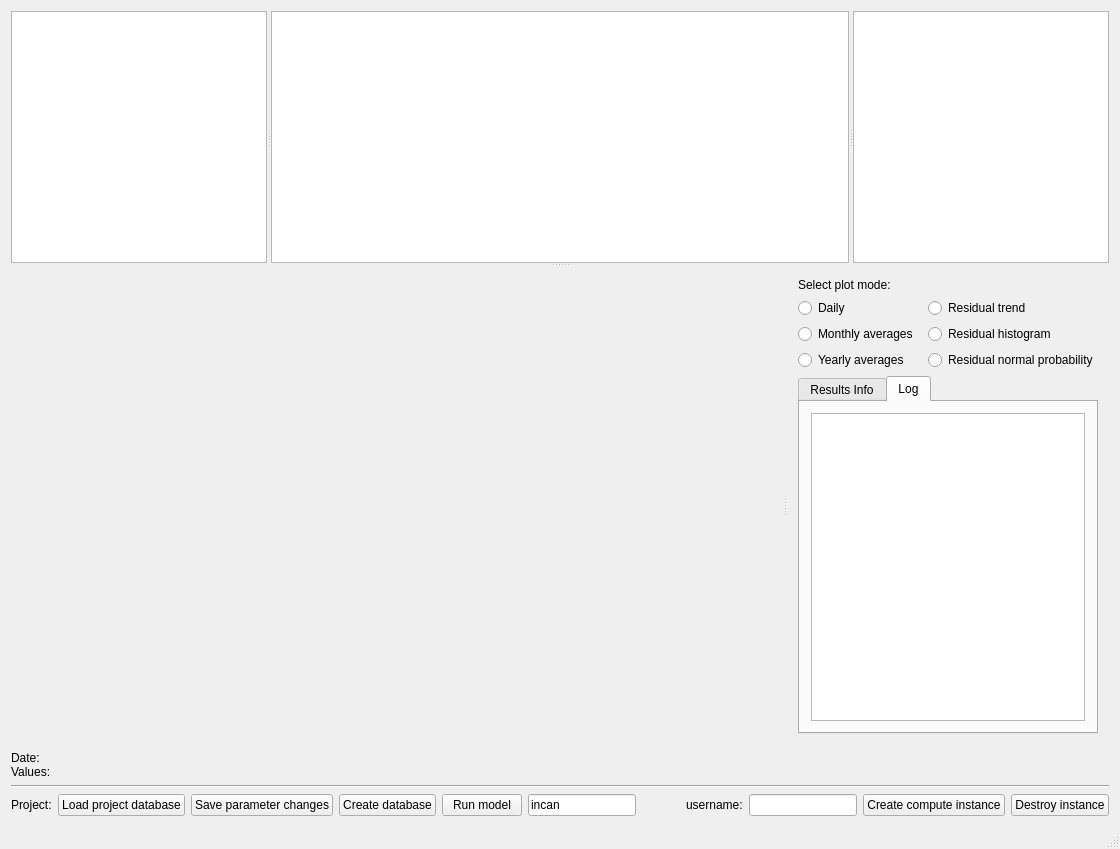
Old version of the form mainwindow.ui in the repository Lecheps/INCAView.
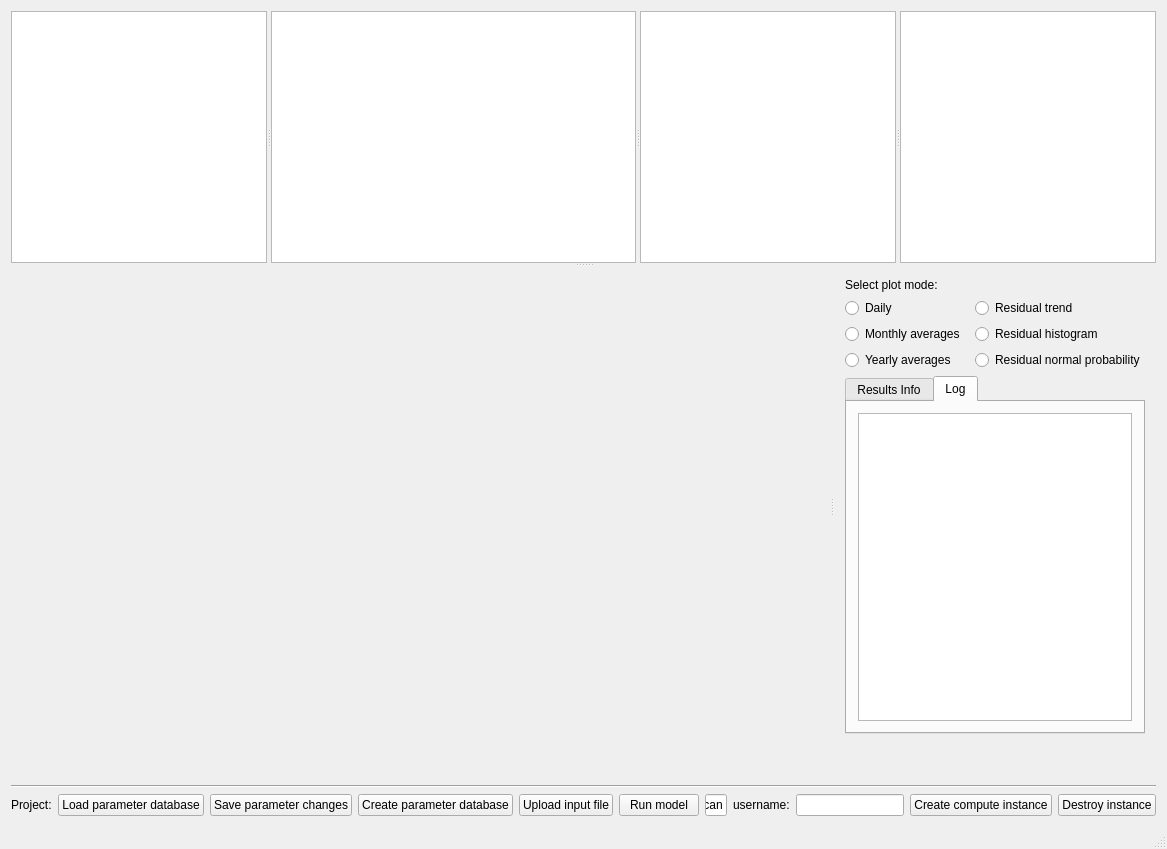
New version of the form. Custom widgets are drawn as their Qt base class.

Commit message: Can now plot input timeseries in addition to result timeseries

```diff
--- a/mainwindow.ui
+++ b/mainwindow.ui
@@ -50,6 +50,7 @@
            </sizepolicy>
           </property>
          </widget>
+         <widget class="QTreeView" name="treeViewInputs"/>
         </widget>
         <widget class="QSplitter" name="splitter_2">
          <property name="orientation">
@@ -185,8 +186,7 @@
       <item>
        <widget class="QLabel" name="labelGraphValues">
         <property name="text">
-         <string>Date:
-Values:</string>
+         <string>&lt;html&gt;&lt;head/&gt;&lt;body&gt;&lt;p&gt;&lt;br/&gt;&lt;/p&gt;&lt;/body&gt;&lt;/html&gt;</string>
         </property>
        </widget>
       </item>
@@ -209,7 +209,7 @@
         <item>
          <widget class="QPushButton" name="pushLoadProject">
           <property name="text">
-           <string>Load project database</string>
+           <string>Load parameter database</string>
           </property>
          </widget>
         </item>
@@ -223,7 +223,14 @@
         <item>
          <widget class="QPushButton" name="pushCreateDatabase">
           <property name="text">
-           <string>Create database</string>
+           <string>Create parameter database</string>
+          </property>
+         </widget>
+        </item>
+        <item>
+         <widget class="QPushButton" name="pushUploadInputs">
+          <property name="text">
+           <string>Upload input file</string>
           </property>
          </widget>
         </item>
```
The commit also changes 10 other files.
